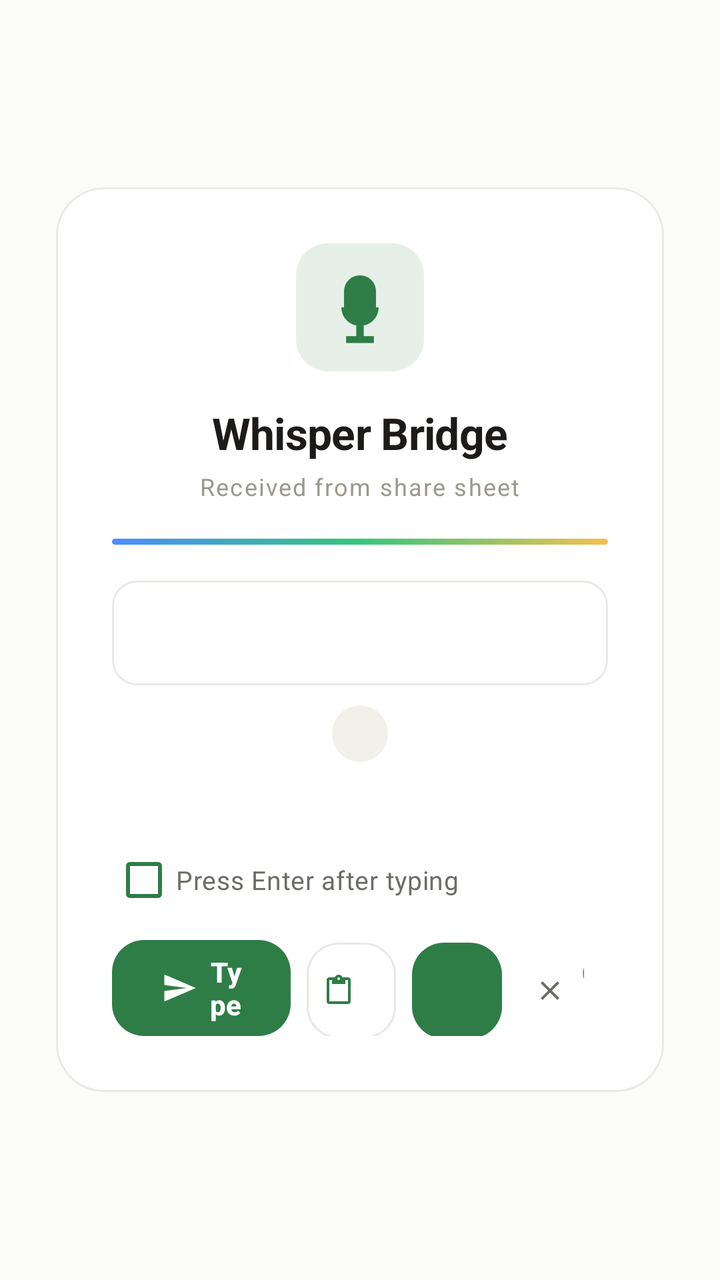
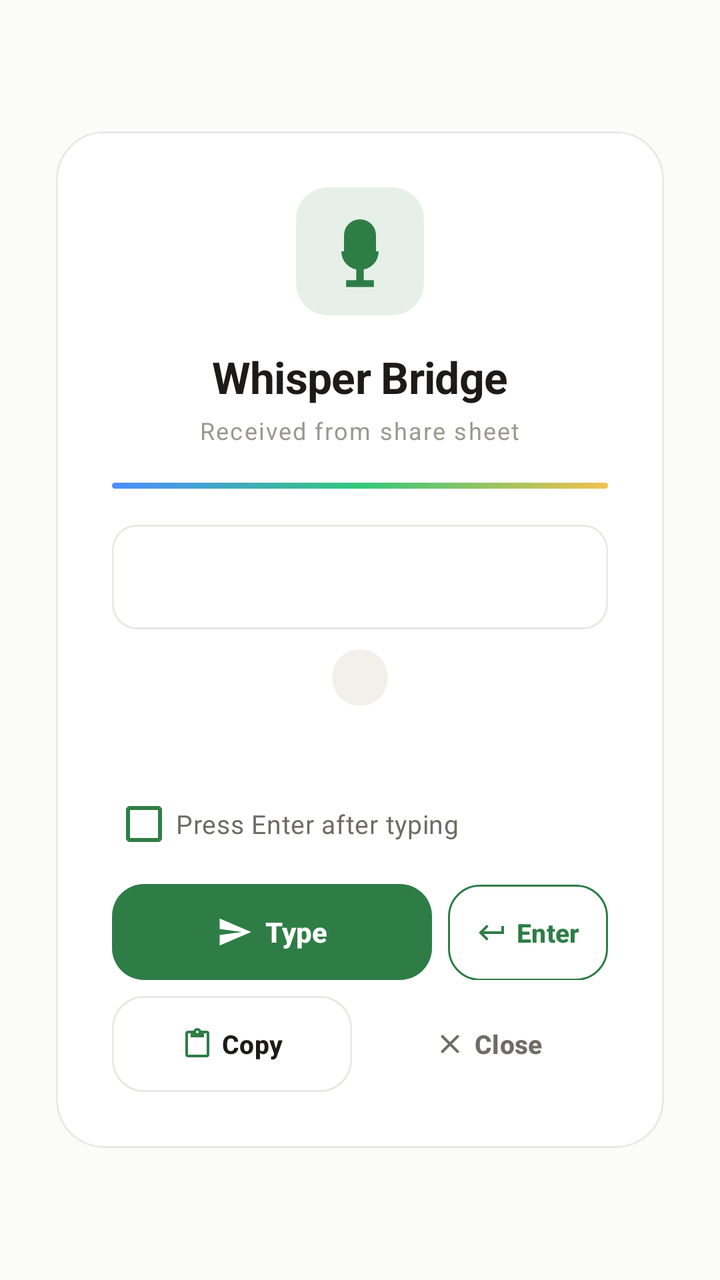

Two renders of the same Android screen: before a commit and after it. Below are the layout's source before the change and the commit's diff.
<!-- AndroidManifest.xml: activity theme Theme.WhisperBridge -->
<!-- res/layout/activity_share_receiver.xml -->
<?xml version="1.0" encoding="utf-8"?>
<LinearLayout xmlns:android="http://schemas.android.com/apk/res/android"
    xmlns:app="http://schemas.android.com/apk/res-auto"
    android:layout_width="match_parent"
    android:layout_height="match_parent"
    android:background="@color/bg"
    android:gravity="center"
    android:orientation="vertical"
    android:padding="28dp">

    <com.google.android.material.card.MaterialCardView
        android:layout_width="match_parent"
        android:layout_height="wrap_content"
        app:cardBackgroundColor="@color/card_bg"
        app:cardCornerRadius="24dp"
        app:cardElevation="0dp"
        app:strokeColor="@color/border"
        app:strokeWidth="1dp">

        <LinearLayout
            android:layout_width="match_parent"
            android:layout_height="wrap_content"
            android:gravity="center_horizontal"
            android:orientation="vertical"
            android:padding="28dp">

            <ImageView
                android:layout_width="64dp"
                android:layout_height="64dp"
                android:src="@drawable/brand_mark"
                android:contentDescription="Whisper Bridge" />

            <TextView
                android:layout_width="wrap_content"
                android:layout_height="wrap_content"
                android:layout_marginTop="16dp"
                android:text="Whisper Bridge"
                android:textColor="@color/text_primary"
                android:textSize="22sp"
                android:textStyle="bold"
                android:letterSpacing="-0.01" />

            <TextView
                android:layout_width="wrap_content"
                android:layout_height="wrap_content"
                android:layout_marginTop="4dp"
                android:letterSpacing="0.06"
                android:text="Received from share sheet"
                android:textColor="@color/text_tertiary"
                android:textSize="12sp" />

            <View
                android:layout_width="match_parent"
                android:layout_height="3dp"
                android:layout_marginTop="18dp"
                android:background="@drawable/gradient_accent" />

            <FrameLayout
                android:layout_width="match_parent"
                android:layout_height="wrap_content"
                android:layout_marginTop="18dp"
                android:background="@drawable/bg_field_round"
                android:padding="16dp">

                <TextView
                    android:id="@+id/tvPreview"
                    android:layout_width="match_parent"
                    android:layout_height="wrap_content"
                    android:maxLines="8"
                    android:textColor="@color/text_primary"
                    android:textSize="15sp"
                    android:lineSpacingExtra="3dp" />
            </FrameLayout>

            <TextView
                android:id="@+id/tvCharCount"
                android:layout_width="wrap_content"
                android:layout_height="wrap_content"
                android:layout_marginTop="10dp"
                android:background="@drawable/bg_chip"
                android:paddingHorizontal="14dp"
                android:paddingVertical="6dp"
                android:textColor="@color/text_secondary"
                android:textSize="12sp"
                android:textStyle="bold" />

            <ProgressBar
                android:id="@+id/progress"
                style="?android:attr/progressBarStyleSmall"
                android:layout_width="24dp"
                android:layout_height="24dp"
                android:layout_marginTop="16dp"
                android:indeterminateTint="@color/accent"
                android:visibility="gone" />

            <TextView
                android:id="@+id/tvStatus"
                android:layout_width="wrap_content"
                android:layout_height="wrap_content"
                android:layout_marginTop="10dp"
                android:textColor="@color/text_secondary"
                android:textSize="14sp" />

            <CheckBox
                android:id="@+id/cbEnterAfter"
                android:layout_width="match_parent"
                android:layout_height="wrap_content"
                android:layout_marginTop="10dp"
                android:text="Press Enter after typing"
                android:textColor="@color/text_secondary"
                android:textSize="13sp"
                android:buttonTint="@color/accent"
                android:minHeight="40dp" />

            <LinearLayout
                android:layout_width="match_parent"
                android:layout_height="wrap_content"
                android:layout_marginTop="10dp"
                android:orientation="horizontal">

                <com.google.android.material.button.MaterialButton
                    android:id="@+id/btnSend"
                    android:layout_width="0dp"
                    android:layout_height="48dp"
                    android:layout_weight="2"
                    android:gravity="center"
                    android:insetTop="0dp"
                    android:insetBottom="0dp"
                    android:text="Type"
                    android:textSize="14sp"
                    android:textStyle="bold"
                    app:backgroundTint="@color/accent"
                    app:cornerRadius="16dp"
                    app:icon="@drawable/ic_send"
                    app:iconGravity="textStart"
                    app:iconSize="18dp"
                    app:iconPadding="6dp"
                    app:iconTint="@android:color/white" />

                <com.google.android.material.button.MaterialButton
                    android:id="@+id/btnClipboard"
                    style="@style/Widget.Material3.Button.OutlinedButton"
                    android:layout_width="0dp"
                    android:layout_height="48dp"
                    android:layout_marginStart="8dp"
                    android:layout_weight="1"
                    android:gravity="center"
                    android:insetTop="0dp"
                    android:insetBottom="0dp"
                    android:text="Copy"
                    android:textColor="@color/text_primary"
                    android:textSize="13sp"
                    android:textStyle="bold"
                    app:cornerRadius="16dp"
                    app:icon="@drawable/ic_clipboard"
                    app:iconGravity="textStart"
                    app:iconSize="16dp"
                    app:iconPadding="4dp"
                    app:iconTint="@color/accent"
                    app:strokeColor="@color/border" />

                <com.google.android.material.button.MaterialButton
                    android:id="@+id/btnEnter"
                    android:layout_width="0dp"
                    android:layout_height="48dp"
                    android:layout_marginStart="8dp"
                    android:layout_weight="1"
                    android:gravity="center"
                    android:insetTop="0dp"
                    android:insetBottom="0dp"
                    android:text="Enter"
                    android:textColor="@color/accent"
                    android:textSize="13sp"
                    android:textStyle="bold"
                    app:cornerRadius="16dp"
                    app:icon="@drawable/ic_enter"
                    app:iconGravity="textStart"
                    app:iconSize="16dp"
                    app:iconPadding="4dp"
                    app:iconTint="@color/accent"
                    app:strokeColor="@color/accent" />

                <com.google.android.material.button.MaterialButton
                    android:id="@+id/btnDismiss"
                    style="@style/Widget.Material3.Button.TextButton"
                    android:layout_width="0dp"
                    android:layout_height="48dp"
                    android:layout_marginStart="8dp"
                    android:layout_weight="1"
                    android:gravity="center"
                    android:insetTop="0dp"
                    android:insetBottom="0dp"
                    android:text="Close"
                    android:textColor="@color/text_secondary"
                    android:textSize="13sp"
                    android:textStyle="bold"
                    app:cornerRadius="16dp"
                    app:icon="@drawable/ic_close"
                    app:iconGravity="textStart"
                    app:iconSize="16dp"
                    app:iconPadding="4dp"
                    app:iconTint="@color/text_secondary" />
            </LinearLayout>
        </LinearLayout>
    </com.google.android.material.card.MaterialCardView>
</LinearLayout>
<!-- resources referenced by this layout -->
<resources>
  <color name="accent">#2E7D46</color>
  <color name="bg">#FBFBF9</color>
  <color name="border">#E9E8E3</color>
  <color name="card_bg">#FFFFFF</color>
  <color name="text_primary">#1C1B19</color>
  <color name="text_secondary">#6E6C66</color>
  <color name="text_tertiary">#9A988F</color>
  <!-- drawable bg_chip (drawable) -->
  <?xml version="1.0" encoding="utf-8"?>
  <shape xmlns:android="http://schemas.android.com/apk/res/android"
      android:shape="rectangle">
      <corners android:radius="999dp" />
      <solid android:color="@color/chip_bg" />
  </shape>
  <!-- drawable gradient_accent (drawable) -->
  <?xml version="1.0" encoding="utf-8"?>
  <shape xmlns:android="http://schemas.android.com/apk/res/android"
      android:shape="rectangle">
      <corners android:radius="2dp" />
      <gradient
          android:type="linear"
          android:angle="0"
          android:startColor="@color/grad_blue"
          android:centerColor="@color/grad_green"
          android:endColor="@color/grad_amber" />
  </shape>
  <!-- drawable ic_close (drawable) -->
  <?xml version="1.0" encoding="utf-8"?>
  <vector xmlns:android="http://schemas.android.com/apk/res/android"
      android:width="24dp" android:height="24dp"
      android:viewportWidth="24" android:viewportHeight="24">
      <path android:fillColor="@color/text_secondary"
          android:pathData="M19,6.41 L17.59,5 L12,10.59 L6.41,5 L5,6.41 L10.59,12 L5,17.59 L6.41,19 L12,13.41 L17.59,19 L19,17.59 L13.41,12 z" />
  </vector>
  <!-- drawable ic_enter (drawable) -->
  <?xml version="1.0" encoding="utf-8"?>
  <vector xmlns:android="http://schemas.android.com/apk/res/android"
      android:width="24dp"
      android:height="24dp"
      android:viewportWidth="24"
      android:viewportHeight="24">
      <path
          android:fillColor="#FF000000"
          android:pathData="M19,7v4H5.83l3.58,-3.59L8,6l-6,6 6,6 1.41,-1.41L5.83,13H21V7h-2z" />
  </vector>
  <!-- drawable ic_send (drawable) -->
  <?xml version="1.0" encoding="utf-8"?>
  <vector xmlns:android="http://schemas.android.com/apk/res/android"
      android:width="24dp" android:height="24dp"
      android:viewportWidth="24" android:viewportHeight="24">
      <path android:fillColor="@color/text_secondary"
          android:pathData="M2.01,21 L23,12 L2.01,3 L2,10 l15,2 -15,2 z" />
  </vector>
  <style name="Theme.WhisperBridge" parent="Theme.Material3.DayNight.NoActionBar">
          <item name="colorPrimary">@color/accent</item>
          <item name="colorOnPrimary">@color/on_neutral</item>
          <item name="colorPrimaryContainer">@color/green_soft</item>
          <item name="colorOnPrimaryContainer">@color/green_text</item>
          <item name="colorSecondary">@color/accent</item>
          <item name="colorSurface">@color/card_bg</item>
          <item name="colorOnSurface">@color/text_primary</item>
          <item name="colorOnSurfaceVariant">@color/text_secondary</item>
          <item name="colorOutline">@color/border</item>
          <item name="android:colorBackground">@color/bg</item>
          <item name="android:windowBackground">@color/bg</item>
          <item name="android:statusBarColor">@color/surface</item>
          <item name="android:windowLightStatusBar">?attr/isLightTheme</item>
          <item name="android:navigationBarColor">@color/card_bg</item>
          <item name="android:windowLightNavigationBar">?attr/isLightTheme</item>
      </style>
  <color name="chip_bg">#F1F0EB</color>
  <color name="green_soft">#E6F0E8</color>
  <color name="grad_blue">#4C8DFF</color>
  <color name="grad_green">#34C77B</color>
  <color name="grad_amber">#F2C14E</color>
  <color name="on_neutral">#FFFFFF</color>
  <color name="green_text">#2E7D46</color>
  <color name="surface">#F6F6F3</color>
  <!-- unchanged entries left out for length: 3 -->
</resources>

<!-- the commit's change to res/layout/activity_share_receiver.xml (unified diff, before → after) -->
@@ -126,6 +126,10 @@
                     android:gravity="center"
                     android:insetTop="0dp"
                     android:insetBottom="0dp"
+                    android:maxLines="1"
+                    android:minWidth="0dp"
+                    android:paddingStart="10dp"
+                    android:paddingEnd="10dp"
                     android:text="Type"
                     android:textSize="14sp"
                     android:textStyle="bold"
@@ -138,15 +142,52 @@
                     app:iconTint="@android:color/white" />
 
                 <com.google.android.material.button.MaterialButton
+                    android:id="@+id/btnEnter"
+                    style="@style/Widget.Material3.Button.OutlinedButton"
+                    android:layout_width="0dp"
+                    android:layout_height="48dp"
+                    android:layout_marginStart="8dp"
+                    android:layout_weight="1"
+                    android:gravity="center"
+                    android:insetTop="0dp"
+                    android:insetBottom="0dp"
+                    android:maxLines="1"
+                    android:minWidth="0dp"
+                    android:paddingStart="8dp"
+                    android:paddingEnd="8dp"
+                    android:text="Enter"
+                    android:textColor="@color/accent"
+                    android:textSize="13sp"
+                    android:textStyle="bold"
+                    app:cornerRadius="16dp"
+                    app:icon="@drawable/ic_enter"
+                    app:iconGravity="textStart"
+                    app:iconSize="16dp"
+                    app:iconPadding="4dp"
+                    app:iconTint="@color/accent"
+                    app:strokeColor="@color/accent" />
+
+            </LinearLayout>
+
+            <LinearLayout
+                android:layout_width="match_parent"
+                android:layout_height="wrap_content"
+                android:layout_marginTop="8dp"
+                android:orientation="horizontal">
+
+                <com.google.android.material.button.MaterialButton
                     android:id="@+id/btnClipboard"
                     style="@style/Widget.Material3.Button.OutlinedButton"
                     android:layout_width="0dp"
                     android:layout_height="48dp"
-                    android:layout_marginStart="8dp"
                     android:layout_weight="1"
                     android:gravity="center"
                     android:insetTop="0dp"
                     android:insetBottom="0dp"
+                    android:maxLines="1"
+                    android:minWidth="0dp"
+                    android:paddingStart="8dp"
+                    android:paddingEnd="8dp"
                     android:text="Copy"
                     android:textColor="@color/text_primary"
                     android:textSize="13sp"
@@ -160,7 +201,8 @@
                     app:strokeColor="@color/border" />
 
                 <com.google.android.material.button.MaterialButton
-                    android:id="@+id/btnEnter"
+                    android:id="@+id/btnDismiss"
+                    style="@style/Widget.Material3.Button.TextButton"
                     android:layout_width="0dp"
                     android:layout_height="48dp"
                     android:layout_marginStart="8dp"
@@ -168,28 +210,10 @@
                     android:gravity="center"
                     android:insetTop="0dp"
                     android:insetBottom="0dp"
-                    android:text="Enter"
-                    android:textColor="@color/accent"
-                    android:textSize="13sp"
-                    android:textStyle="bold"
-                    app:cornerRadius="16dp"
-                    app:icon="@drawable/ic_enter"
-                    app:iconGravity="textStart"
-                    app:iconSize="16dp"
-                    app:iconPadding="4dp"
-                    app:iconTint="@color/accent"
-                    app:strokeColor="@color/accent" />
-
-                <com.google.android.material.button.MaterialButton
-                    android:id="@+id/btnDismiss"
-                    style="@style/Widget.Material3.Button.TextButton"
-                    android:layout_width="0dp"
-                    android:layout_height="48dp"
-                    android:layout_marginStart="8dp"
-                    android:layout_weight="1"
-                    android:gravity="center"
-                    android:insetTop="0dp"
-                    android:insetBottom="0dp"
+                    android:maxLines="1"
+                    android:minWidth="0dp"
+                    android:paddingStart="8dp"
+                    android:paddingEnd="8dp"
                     android:text="Close"
                     android:textColor="@color/text_secondary"
                     android:textSize="13sp"
<!-- resource entries referenced after the edit -->
@@ -53,7 +53,13 @@
       <path android:fillColor="@color/text_secondary"
           android:pathData="M2.01,21 L23,12 L2.01,3 L2,10 l15,2 -15,2 z" />
   </vector>
-  <style name="Theme.WhisperBridge" parent="Theme.Material3.DayNight.NoActionBar">
+  <style name="Theme.WhisperBridge" parent="Theme.WhisperBridge.Base" />
+  <color name="chip_bg">#F1F0EB</color>
+  <color name="green_soft">#E6F0E8</color>
+  <color name="grad_blue">#4C8DFF</color>
+  <color name="grad_green">#34C77B</color>
+  <color name="grad_amber">#F2C14E</color>
+  <style name="Theme.WhisperBridge.Base" parent="Theme.Material3.DayNight.NoActionBar">
           <item name="colorPrimary">@color/accent</item>
           <item name="colorOnPrimary">@color/on_neutral</item>
           <item name="colorPrimaryContainer">@color/green_soft</item>
@@ -68,13 +74,7 @@
           <item name="android:statusBarColor">@color/surface</item>
           <item name="android:windowLightStatusBar">?attr/isLightTheme</item>
           <item name="android:navigationBarColor">@color/card_bg</item>
-          <item name="android:windowLightNavigationBar">?attr/isLightTheme</item>
       </style>
-  <color name="chip_bg">#F1F0EB</color>
-  <color name="green_soft">#E6F0E8</color>
-  <color name="grad_blue">#4C8DFF</color>
-  <color name="grad_green">#34C77B</color>
-  <color name="grad_amber">#F2C14E</color>
   <color name="on_neutral">#FFFFFF</color>
   <color name="green_text">#2E7D46</color>
   <color name="surface">#F6F6F3</color>
